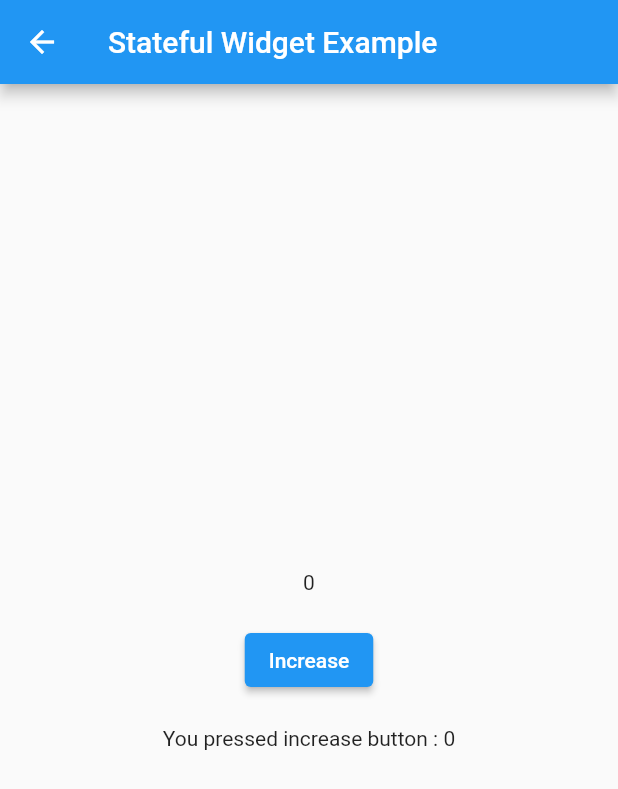
After one commit to Abhay987/all_widget_included, a Flutter app: the screen it shows after launch, after a tap on "StatefulWidgt Launch", on a phone screen of 412 x 824 dp. The commit adds this screen. Shown: the top 789 px of the screen. Run offline on Flutter 3.47's test engine with Material 2 defaults, Android fonts, the phone set to English and light mode, and no system bars.

Commit message:
Add Statefull Widget data  & file

```diff
--- a/lib/main.dart
+++ b/lib/main.dart
@@ -7,6 +7,7 @@ import 'package:myfirstapp/img_screen.dart';
 import 'package:myfirstapp/list_data.dart';
 import 'package:myfirstapp/row_column.dart';
 import 'package:myfirstapp/stack_layout.dart';
+import 'package:myfirstapp/stful_data.dart';
 import 'package:myfirstapp/wrap_data.dart';
 
 void main() {
@@ -21,6 +22,8 @@ void main() {
         '/stackdata':(context)=> const StackData(),
         '/carddata':(context) => const CardData(),
         '/wrapdata':(context) => const WrapData(),
+        '/stfldata':(context) => const StflData(),
+
 
 
       },));
@@ -48,6 +51,8 @@ class MyApp extends StatelessWidget {
          ElevatedButton(onPressed: (){ Navigator.pushNamed(context, '/stackdata');}, child: const Text('Stack Launch')),
           ElevatedButton(onPressed: (){ Navigator.pushNamed(context, '/carddata');}, child: const Text('Card Launch')),
           ElevatedButton(onPressed: (){ Navigator.pushNamed(context, '/wrapdata');}, child: const Text('Wrap Launch')),
+          ElevatedButton(onPressed: (){ Navigator.pushNamed(context, '/stfldata');}, child: const Text('StatefulWidgt Launch')),
+
 
        ],
     ),)
--- /dev/null
+++ b/lib/stful_data.dart
@@ -0,0 +1,44 @@
+import 'package:flutter/material.dart';
+class StflData extends StatefulWidget {
+  const StflData({ Key? key }) : super(key: key);
+
+  @override
+  _StflDataState createState() => _StflDataState();
+}
+
+class _StflDataState extends State<StflData> {
+  int count =0;
+  @override
+  void initState() {
+
+    super.initState();
+  }
+  @override
+  Widget build(BuildContext context) {
+    return Scaffold(
+      appBar: AppBar(
+        title: const Text('Stateful Widget Example'),
+      ),
+      body: Center(
+        child: Column(
+          mainAxisAlignment: MainAxisAlignment.center,
+          children:  [
+            Text('$count'),
+            const SizedBox(
+              height: 20.0,
+            ),
+            ElevatedButton(onPressed: (){
+              setState(() {
+                count++;
+              });
+            }, child: const Text('Increase')),
+             const SizedBox(
+              height: 20.0,
+            ),
+            Text('You pressed increase button : $count'),
+          ],
+        ),
+      ),
+    );
+  }
+}
```
